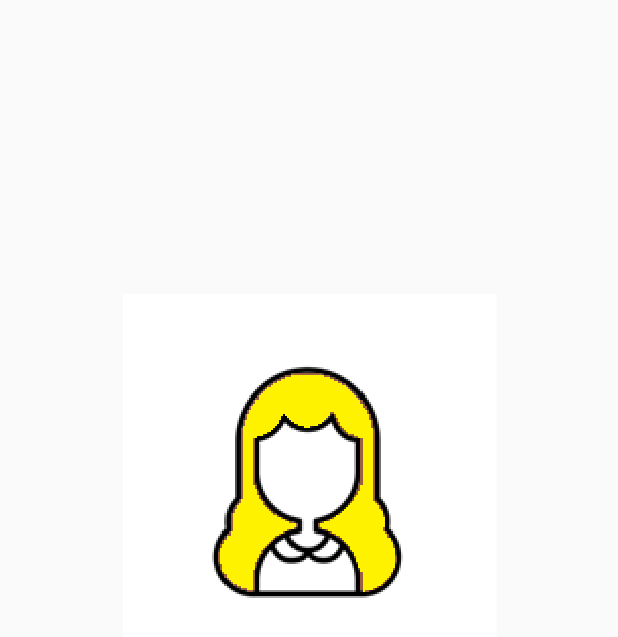
After one commit to hairfriend/HairAndroid, an Android app: the LoadingActivity screen opened directly, with no data from a screen before it, on a phone screen of 412 x 824 dp. The commit adds this screen. Shown: the top 637 px of the screen. Run offline under Robolectric (Android 15) with nearby library versions, the phone set to English and light mode, and no system bars.

Commit message:
ADD loading

```diff
--- a/app/src/main/AndroidManifest.xml
+++ b/app/src/main/AndroidManifest.xml
@@ -30,6 +30,7 @@
             </intent-filter>
         </activity>
         <activity android:name=".AnswerActivity"/>
+        <activity android:name=".LoadingActivity"/>
     </application>
 
 
--- /dev/null
+++ b/app/src/main/java/com/caplab/hairfriend/hairfriend/LoadingActivity.kt
@@ -0,0 +1,40 @@
+package com.caplab.hairfriend.hairfriend
+
+import android.os.Bundle
+import android.support.v7.app.AppCompatActivity
+import kotlinx.android.synthetic.main.activity_loading.*
+import android.graphics.drawable.AnimationDrawable
+import android.content.Intent
+import java.util.*
+
+
+class LoadingActivity :AppCompatActivity() {
+    lateinit var mTask:TimerTask
+    lateinit var mTimer:Timer
+
+
+    override fun onCreate(savedInstanceState: Bundle?) {
+        super.onCreate(savedInstanceState)
+        setContentView(R.layout.activity_loading)
+
+        val frameAnimation = loading_iv.background as AnimationDrawable
+        loading_iv.post(Runnable { frameAnimation.start() })
+
+         mTask = object : TimerTask() {
+            override fun run() {
+                val intent = Intent(applicationContext, AnswerActivity::class.java)
+                startActivity(intent)
+            }
+        }
+
+        mTimer = Timer()
+
+        mTimer.schedule(mTask, 10000)
+
+
+
+
+    }
+
+
+}
--- a/app/src/main/java/com/caplab/hairfriend/hairfriend/MainActivity.kt
+++ b/app/src/main/java/com/caplab/hairfriend/hairfriend/MainActivity.kt
@@ -121,7 +121,7 @@ class MainActivity : AppCompatActivity() {
                     uploadImage(auxFile)
                     //imageView.setImageBitmap(bitmap)
 
-                    val intent : Intent = Intent(this,AnswerActivity::class.java)
+                    val intent : Intent = Intent(this,LoadingActivity::class.java)
                     startActivity(intent)
                 }
                 REQUEST_ALBUM_PICKER -> {
@@ -132,7 +132,7 @@ class MainActivity : AppCompatActivity() {
                         var albumURI: Uri = Uri.fromFile(albumFile)
                         //val sendFile = File(albumURI)
                         uploadImage(File(albumURI.toString()))
-                        val intent : Intent = Intent(this,AnswerActivity::class.java)
+                        val intent : Intent = Intent(this,LoadingActivity::class.java)
                         startActivity(intent)
                     }
                     else {
--- /dev/null
+++ b/app/src/main/res/drawable/loading.xml
@@ -0,0 +1,6 @@
+<?xml version="1.0" encoding="utf-8"?>
+<animation-list xmlns:android="http://schemas.android.com/apk/res/android" android:oneshot="false">
+    <item android:drawable="@drawable/hairgiki_black" android:duration="900"/>
+    <item android:drawable="@drawable/hairgiki_blond" android:duration="900"/>
+    <item android:drawable="@drawable/hairgiki_brown" android:duration="900"/>
+</animation-list>
--- /dev/null
+++ b/app/src/main/res/layout/activity_loading.xml
@@ -0,0 +1,20 @@
+<?xml version="1.0" encoding="utf-8"?>
+<android.support.constraint.ConstraintLayout
+    xmlns:android="http://schemas.android.com/apk/res/android"
+    xmlns:app="http://schemas.android.com/apk/res-auto"
+    xmlns:tools="http://schemas.android.com/tools"
+    android:layout_width="match_parent"
+    android:layout_height="match_parent">
+
+    <ImageView
+        android:id="@+id/loading_iv"
+        android:layout_width="wrap_content"
+        android:layout_height="wrap_content"
+        android:layout_marginStart="56dp"
+        android:layout_marginTop="196dp"
+        android:layout_marginEnd="55dp"
+        app:layout_constraintEnd_toEndOf="parent"
+        app:layout_constraintStart_toStartOf="parent"
+        app:layout_constraintTop_toTopOf="parent"
+        android:background="@drawable/loading"/>
+</android.support.constraint.ConstraintLayout>
```
Also changed, not shown: app/src/main/res/drawable-hdpi/hairgiki_black.png (added), app/src/main/res/drawable-hdpi/hairgiki_blond.png (added), app/src/main/res/drawable-hdpi/hairgiki_brown.png (added), app/src/main/res/drawable-mdpi/hairgiki_black.png (added), app/src/main/res/drawable-mdpi/hairgiki_blond.png (added), app/src/main/res/drawable-mdpi/hairgiki_brown.png (added), app/src/main/res/drawable-xhdpi/hairgiki_black.png (added), app/src/main/res/drawable-xhdpi/hairgiki_blond.png (added), app/src/main/res/drawable-xhdpi/hairgiki_brown.png (added), app/src/main/res/drawable-xxhdpi/hairgiki_black.png (added), app/src/main/res/drawable-xxhdpi/hairgiki_blond.png (added), app/src/main/res/drawable-xxhdpi/hairgiki_brown.png (added), app/src/main/res/drawable-xxxhdpi/hairgiki_black.png (added), app/src/main/res/drawable-xxxhdpi/hairgiki_blond.png (added), 1 more files.
